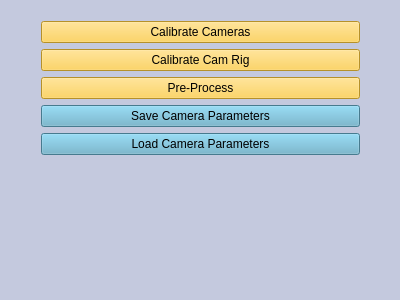
yudanaz/masterthesis, file SegmentationPreprocessor/mainwindow.ui: the form before one commit.
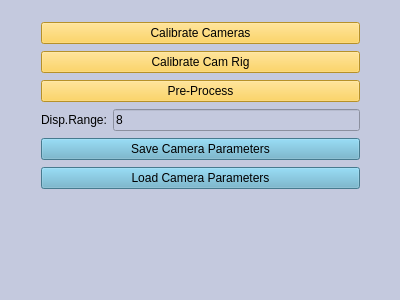
The form after the commit.

Patch:
```diff
--- a/SegmentationPreprocessor/mainwindow.ui
+++ b/SegmentationPreprocessor/mainwindow.ui
@@ -23,7 +23,7 @@
       <x>30</x>
       <y>10</y>
       <width>341</width>
-      <height>161</height>
+      <height>196</height>
      </rect>
     </property>
     <layout class="QVBoxLayout" name="verticalLayout">
@@ -63,6 +63,24 @@
        </property>
       </widget>
      </item>
+     <item>
+      <layout class="QHBoxLayout" name="horizontalLayout">
+       <item>
+        <widget class="QLabel" name="label">
+         <property name="text">
+          <string>Disp.Range:</string>
+         </property>
+        </widget>
+       </item>
+       <item>
+        <widget class="QLineEdit" name="lineEdit_dispRange">
+         <property name="text">
+          <string>8</string>
+         </property>
+        </widget>
+       </item>
+      </layout>
+     </item>
      <item>
       <widget class="QPushButton" name="pushButton_save">
        <property name="styleSheet">
```
